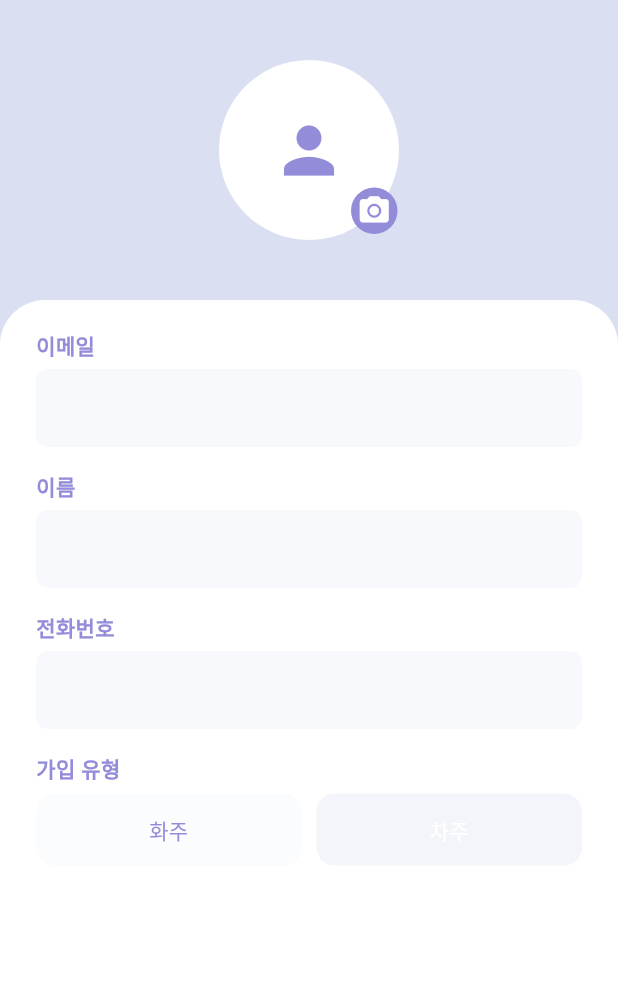
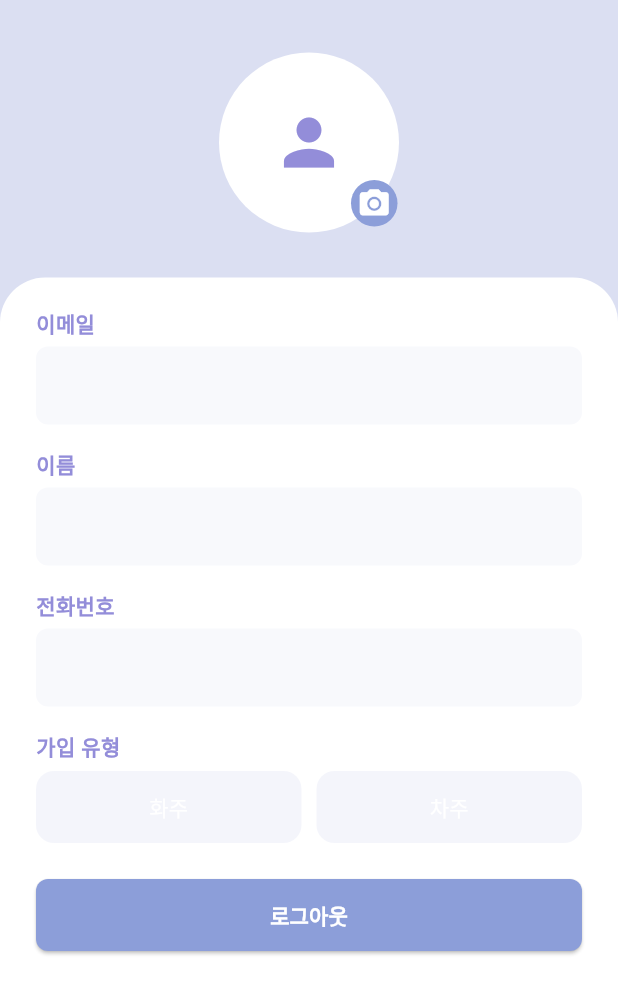
Before and after one commit to shiroHSG/Fastruck, a Flutter app: the CarrierProfileUI screen opened directly with empty values, on a phone screen of 412 x 824 dp. Shown: the top 994 px of the screen. Run offline on Flutter 3.47's test engine with Material 3 defaults, Android fonts, the light colour scheme and no system bars; our stand-ins replace shared_preferences, table_calendar, webview_flutter; accounts and stored records are empty; Roboto replaces fonts that are missing (GowunGothic).

Commit message:
upddate profile carrier logout

```diff
--- a/src/main/flutter_app/lib/profile/carrier_profile_ui.dart
+++ b/src/main/flutter_app/lib/profile/carrier_profile_ui.dart
@@ -1,4 +1,5 @@
 import 'package:flutter/material.dart';
+import 'package:shared_preferences/shared_preferences.dart';
 import '../../../app_theme.dart';
 
 class CarrierProfileUI extends StatelessWidget {
@@ -44,11 +45,11 @@ class CarrierProfileUI extends StatelessWidget {
             onPressed: null,
             style: ElevatedButton.styleFrom(
               disabledBackgroundColor: selectedRole == 'SHIPPER'
-                  ? AppColors.base.withOpacity(0.3)
-                  : AppColors.base.withOpacity(0.1),
+                  ? AppColors.primary
+                  : AppColors.base.withOpacity(0.3),
               padding: const EdgeInsets.symmetric(vertical: 14),
             ),
-            child: const Text('화주', style: TextStyle(color: AppColors.point)),
+            child: const Text('화주', style: TextStyle(color: Colors.white)),
           ),
         ),
         const SizedBox(width: 10),
@@ -57,11 +58,11 @@ class CarrierProfileUI extends StatelessWidget {
             onPressed: null,
             style: ElevatedButton.styleFrom(
               disabledBackgroundColor: selectedRole == 'CARRIER'
-                  ? AppColors.point
+                  ? AppColors.primary
                   : AppColors.base.withOpacity(0.3),
               padding: const EdgeInsets.symmetric(vertical: 14),
             ),
-            child: const Text('차주', style: TextStyle(color: Colors.white)),
+            child: const Text('차주', style: TextStyle(color: AppColors.white)),
           ),
         ),
       ],
@@ -72,13 +73,14 @@ class CarrierProfileUI extends StatelessWidget {
   Widget build(BuildContext context) {
     return Scaffold(
       backgroundColor: AppColors.white,
-      body: Column(
+      body: ListView(
+        padding: EdgeInsets.zero,
         children: [
           // 상단 프로필
           Container(
             width: double.infinity,
             color: AppColors.base,
-            padding: const EdgeInsets.only(top: 40, bottom: 80),
+            padding: const EdgeInsets.only(top: 35, bottom: 70),  // 화주와 동일한 padding
             child: Column(
               children: [
                 Stack(
@@ -95,7 +97,7 @@ class CarrierProfileUI extends StatelessWidget {
                       child: Container(
                         decoration: const BoxDecoration(
                           shape: BoxShape.circle,
-                          color: AppColors.point,
+                          color: AppColors.primary,  // 화주와 동일 색상으로 통일
                         ),
                         padding: const EdgeInsets.all(4),
                         child: const Icon(Icons.camera_alt, size: 23, color: Colors.white),
@@ -110,7 +112,7 @@ class CarrierProfileUI extends StatelessWidget {
           // 입력 영역
           Container(
             transform: Matrix4.translationValues(0, -40, 0),
-            padding: const EdgeInsets.symmetric(horizontal: 24, vertical: 20),
+            padding: const EdgeInsets.fromLTRB(24, 20, 24, 0),  // 아래쪽 padding 0
             decoration: const BoxDecoration(
               color: AppColors.white,
               borderRadius: BorderRadius.vertical(top: Radius.circular(30)),
@@ -124,6 +126,60 @@ class CarrierProfileUI extends StatelessWidget {
                 const Text('가입 유형', style: TextStyle(color: AppColors.point, fontWeight: FontWeight.bold)),
                 const SizedBox(height: 6),
                 _buildRoleButtons(),
+                const SizedBox(height: 24),
+                ElevatedButton(
+                  onPressed: () async {
+                    final shouldLogout = await showDialog<bool>(
+                      context: context,
+                      builder: (context) {
+                        return AlertDialog(
+                          shape: RoundedRectangleBorder(
+                            borderRadius: BorderRadius.circular(12),
+                          ),
+                          contentPadding: const EdgeInsets.all(20),
+                          content: const Text("로그아웃 하시겠습니까?", style: TextStyle(fontSize: 16)),
+                          actions: [
+                            TextButton(
+                              onPressed: () => Navigator.of(context).pop(false),
+                              style: TextButton.styleFrom(
+                                foregroundColor: Colors.white,
+                                backgroundColor: Colors.grey,
+                              ),
+                              child: const Text("아니오"),
+                            ),
+                            TextButton(
+                              onPressed: () => Navigator.of(context).pop(true),
+                              style: TextButton.styleFrom(
+                                foregroundColor: Colors.white,
+                                backgroundColor: AppColors.primary,
+                              ),
+                              child: const Text("예"),
+                            ),
+                          ],
+                        );
+                      },
+                    );
+
+                    if (shouldLogout == true) {
+                      final prefs = await SharedPreferences.getInstance();
+                      await prefs.clear();
+                      if (context.mounted) {
+                        Navigator.pushNamedAndRemoveUntil(context, '/login', (route) => false);
+                      }
+                    }
+                  },
+                  style: ElevatedButton.styleFrom(
+                    backgroundColor: AppColors.primary,
+                    padding: const EdgeInsets.symmetric(vertical: 14),
+                    shape: RoundedRectangleBorder(borderRadius: BorderRadius.circular(8)),
+                  ),
+                  child: const Center(
+                    child: Text(
+                      '로그아웃',
+                      style: TextStyle(color: Colors.white, fontWeight: FontWeight.bold),
+                    ),
+                  ),
+                )
               ],
             ),
           ),
```
